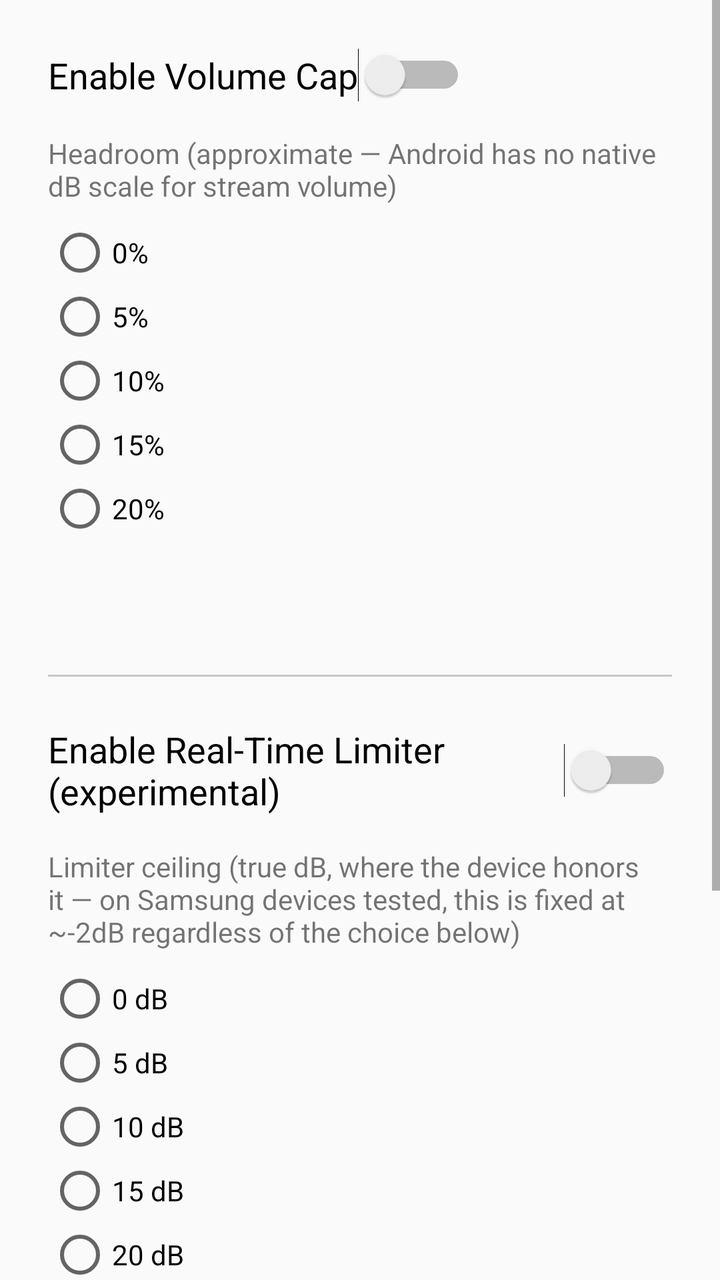
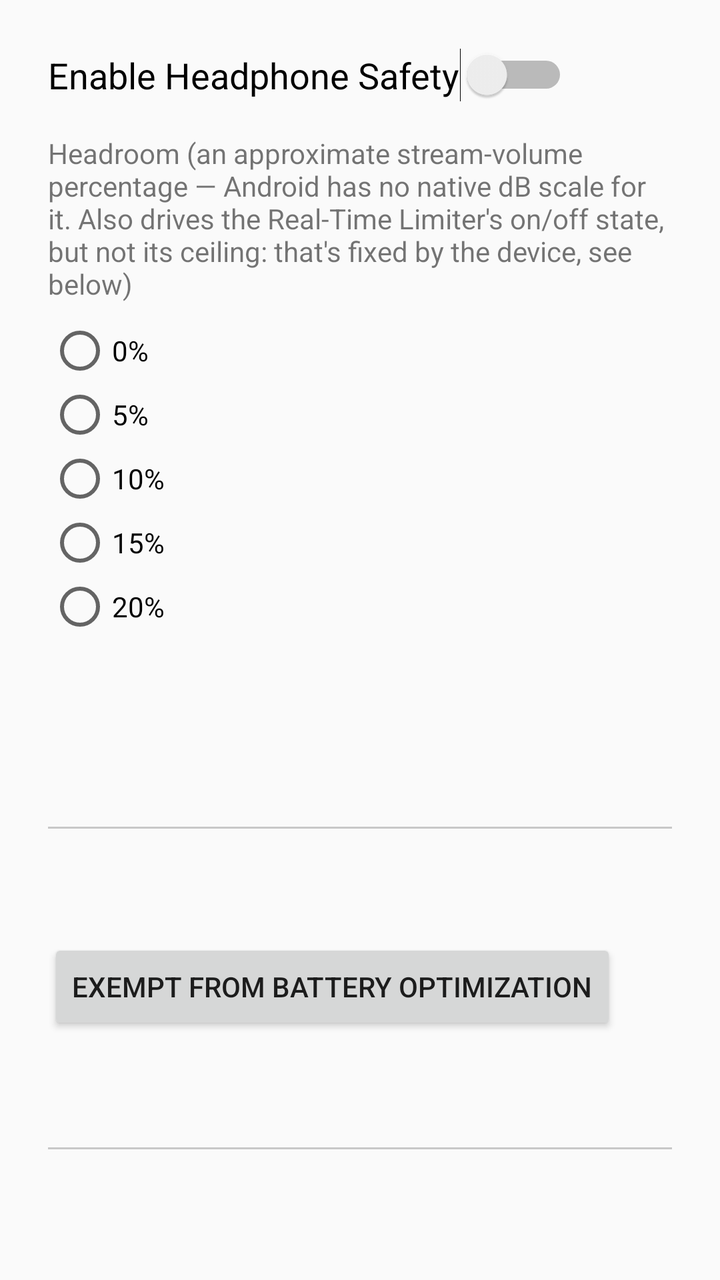

Screens rendered from an Android XML layout before and after an edit, with the pre-edit source and the edit as a unified diff.
<!-- AndroidManifest.xml: application theme android:Theme.Material.Light.NoActionBar -->
<!-- res/layout/activity_main.xml -->
<?xml version="1.0" encoding="utf-8"?>
<ScrollView xmlns:android="http://schemas.android.com/apk/res/android"
    android:layout_width="match_parent"
    android:layout_height="match_parent">

<LinearLayout
    android:layout_width="match_parent"
    android:layout_height="wrap_content"
    android:orientation="vertical"
    android:padding="24dp">

    <Switch
        android:id="@+id/enableSwitch"
        android:layout_width="wrap_content"
        android:layout_height="wrap_content"
        android:text="@string/enable_volume_cap"
        android:textSize="18sp"
        android:layout_marginBottom="16dp" />

    <TextView
        android:layout_width="wrap_content"
        android:layout_height="wrap_content"
        android:text="@string/headroom_label"
        android:textSize="14sp"
        android:layout_marginBottom="8dp" />

    <RadioGroup
        android:id="@+id/headroomGroup"
        android:layout_width="wrap_content"
        android:layout_height="wrap_content"
        android:orientation="vertical">

        <RadioButton android:id="@+id/headroom0" android:text="@string/headroom_0"
            android:layout_width="wrap_content" android:layout_height="wrap_content" />
        <RadioButton android:id="@+id/headroom5" android:text="@string/headroom_5"
            android:layout_width="wrap_content" android:layout_height="wrap_content" />
        <RadioButton android:id="@+id/headroom10" android:text="@string/headroom_10"
            android:layout_width="wrap_content" android:layout_height="wrap_content" />
        <RadioButton android:id="@+id/headroom15" android:text="@string/headroom_15"
            android:layout_width="wrap_content" android:layout_height="wrap_content" />
        <RadioButton android:id="@+id/headroom20" android:text="@string/headroom_20"
            android:layout_width="wrap_content" android:layout_height="wrap_content" />
    </RadioGroup>

    <TextView
        android:id="@+id/statusText"
        android:layout_width="wrap_content"
        android:layout_height="wrap_content"
        android:layout_marginTop="24dp"
        android:textSize="14sp" />

    <View
        android:layout_width="match_parent"
        android:layout_height="1dp"
        android:background="#33000000"
        android:layout_marginTop="24dp"
        android:layout_marginBottom="24dp" />

    <Switch
        android:id="@+id/limiterSwitch"
        android:layout_width="wrap_content"
        android:layout_height="wrap_content"
        android:text="@string/enable_limiter"
        android:textSize="18sp"
        android:layout_marginBottom="16dp" />

    <TextView
        android:layout_width="wrap_content"
        android:layout_height="wrap_content"
        android:text="@string/limiter_headroom_label"
        android:textSize="14sp"
        android:layout_marginBottom="8dp" />

    <RadioGroup
        android:id="@+id/limiterHeadroomGroup"
        android:layout_width="wrap_content"
        android:layout_height="wrap_content"
        android:orientation="vertical">

        <RadioButton android:id="@+id/limiterDb0" android:text="@string/limiter_db_0"
            android:layout_width="wrap_content" android:layout_height="wrap_content" />
        <RadioButton android:id="@+id/limiterDb5" android:text="@string/limiter_db_5"
            android:layout_width="wrap_content" android:layout_height="wrap_content" />
        <RadioButton android:id="@+id/limiterDb10" android:text="@string/limiter_db_10"
            android:layout_width="wrap_content" android:layout_height="wrap_content" />
        <RadioButton android:id="@+id/limiterDb15" android:text="@string/limiter_db_15"
            android:layout_width="wrap_content" android:layout_height="wrap_content" />
        <RadioButton android:id="@+id/limiterDb20" android:text="@string/limiter_db_20"
            android:layout_width="wrap_content" android:layout_height="wrap_content" />
    </RadioGroup>

    <TextView
        android:id="@+id/limiterStatusText"
        android:layout_width="wrap_content"
        android:layout_height="wrap_content"
        android:layout_marginTop="24dp"
        android:textSize="14sp" />

    <View
        android:layout_width="match_parent"
        android:layout_height="1dp"
        android:background="#33000000"
        android:layout_marginTop="24dp"
        android:layout_marginBottom="24dp" />

    <TextView
        android:id="@+id/batteryStatusText"
        android:layout_width="wrap_content"
        android:layout_height="wrap_content"
        android:textSize="14sp"
        android:layout_marginBottom="12dp" />

    <Button
        android:id="@+id/batterySettingsButton"
        android:layout_width="wrap_content"
        android:layout_height="wrap_content"
        android:text="@string/battery_settings_button" />

    <TextView
        android:id="@+id/oemBatteryNoteText"
        android:layout_width="match_parent"
        android:layout_height="wrap_content"
        android:layout_marginTop="16dp"
        android:autoLink="web"
        android:textSize="12sp"
        android:textColor="#88000000" />

    
    <View
        android:layout_width="match_parent"
        android:layout_height="1dp"
        android:background="#33000000"
        android:layout_marginTop="24dp"
        android:layout_marginBottom="24dp" />

    <Button
        android:id="@+id/testTonePlayButton"
        android:layout_width="wrap_content"
        android:layout_height="wrap_content"
        android:visibility="gone"
        android:text="Play test tone (debug)" />

    <Button
        android:id="@+id/eqControlButton"
        android:layout_width="wrap_content"
        android:layout_height="wrap_content"
        android:layout_marginTop="8dp"
        android:visibility="gone"
        android:text="EQ min test (debug)" />

    <Button
        android:id="@+id/harnessButton"
        android:layout_width="wrap_content"
        android:layout_height="wrap_content"
        android:layout_marginTop="8dp"
        android:visibility="gone"
        android:text="Run level-capture harness (debug)" />

    <TextView
        android:id="@+id/harnessResultText"
        android:layout_width="match_parent"
        android:layout_height="wrap_content"
        android:layout_marginTop="8dp"
        android:visibility="gone"
        android:textSize="12sp" />

</LinearLayout>
</ScrollView>
<!-- resources referenced by this layout -->
<resources>
  <string name="battery_settings_button">Exempt from battery optimization</string>
  <string name="enable_limiter">Enable Real-Time Limiter (experimental)</string>
  <string name="enable_volume_cap">Enable Volume Cap</string>
  <string name="headroom_0">0%</string>
  <string name="headroom_10">10%</string>
  <string name="headroom_15">15%</string>
  <string name="headroom_20">20%</string>
  <string name="headroom_5">5%</string>
  <string name="headroom_label">Headroom (approximate — Android has no native dB scale for stream volume)</string>
  <string name="limiter_db_0">0 dB</string>
  <string name="limiter_db_10">10 dB</string>
  <string name="limiter_db_15">15 dB</string>
  <string name="limiter_db_20">20 dB</string>
  <string name="limiter_db_5">5 dB</string>
  <string name="limiter_headroom_label">Limiter ceiling (true dB, where the device honors it — on Samsung devices tested, this is fixed at ~-2dB regardless of the choice below)</string>
</resources>

<!-- the commit's change to res/layout/activity_main.xml (unified diff, before → after) -->
@@ -13,7 +13,7 @@
         android:id="@+id/enableSwitch"
         android:layout_width="wrap_content"
         android:layout_height="wrap_content"
-        android:text="@string/enable_volume_cap"
+        android:text="@string/enable_headphone_safety"
         android:textSize="18sp"
         android:layout_marginBottom="16dp" />
 
@@ -49,51 +49,12 @@
         android:layout_marginTop="24dp"
         android:textSize="14sp" />
 
-    <View
-        android:layout_width="match_parent"
-        android:layout_height="1dp"
-        android:background="#33000000"
-        android:layout_marginTop="24dp"
-        android:layout_marginBottom="24dp" />
-
-    <Switch
-        android:id="@+id/limiterSwitch"
-        android:layout_width="wrap_content"
-        android:layout_height="wrap_content"
-        android:text="@string/enable_limiter"
-        android:textSize="18sp"
-        android:layout_marginBottom="16dp" />
-
-    <TextView
-        android:layout_width="wrap_content"
-        android:layout_height="wrap_content"
-        android:text="@string/limiter_headroom_label"
-        android:textSize="14sp"
-        android:layout_marginBottom="8dp" />
-
-    <RadioGroup
-        android:id="@+id/limiterHeadroomGroup"
-        android:layout_width="wrap_content"
-        android:layout_height="wrap_content"
-        android:orientation="vertical">
-
-        <RadioButton android:id="@+id/limiterDb0" android:text="@string/limiter_db_0"
-            android:layout_width="wrap_content" android:layout_height="wrap_content" />
-        <RadioButton android:id="@+id/limiterDb5" android:text="@string/limiter_db_5"
-            android:layout_width="wrap_content" android:layout_height="wrap_content" />
-        <RadioButton android:id="@+id/limiterDb10" android:text="@string/limiter_db_10"
-            android:layout_width="wrap_content" android:layout_height="wrap_content" />
-        <RadioButton android:id="@+id/limiterDb15" android:text="@string/limiter_db_15"
-            android:layout_width="wrap_content" android:layout_height="wrap_content" />
-        <RadioButton android:id="@+id/limiterDb20" android:text="@string/limiter_db_20"
-            android:layout_width="wrap_content" android:layout_height="wrap_content" />
-    </RadioGroup>
-
+    
     <TextView
         android:id="@+id/limiterStatusText"
         android:layout_width="wrap_content"
         android:layout_height="wrap_content"
-        android:layout_marginTop="24dp"
+        android:layout_marginTop="8dp"
         android:textSize="14sp" />
 
     <View
<!-- resource entries referenced after the edit -->
@@ -1,19 +1,12 @@
 <!-- resources referenced by this layout -->
 <resources>
   <string name="battery_settings_button">Exempt from battery optimization</string>
-  <string name="enable_limiter">Enable Real-Time Limiter (experimental)</string>
-  <string name="enable_volume_cap">Enable Volume Cap</string>
+  <string name="enable_headphone_safety">Enable Headphone Safety</string>
   <string name="headroom_0">0%</string>
   <string name="headroom_10">10%</string>
   <string name="headroom_15">15%</string>
   <string name="headroom_20">20%</string>
   <string name="headroom_5">5%</string>
-  <string name="headroom_label">Headroom (approximate — Android has no native dB scale for stream volume)</string>
-  <string name="limiter_db_0">0 dB</string>
-  <string name="limiter_db_10">10 dB</string>
-  <string name="limiter_db_15">15 dB</string>
-  <string name="limiter_db_20">20 dB</string>
-  <string name="limiter_db_5">5 dB</string>
-  <string name="limiter_headroom_label">Limiter ceiling (true dB, where the device honors it — on Samsung devices tested, this is fixed at ~-2dB regardless of the choice below)</string>
+  <string name="headroom_label">Headroom (an approximate stream-volume percentage — Android has no native dB scale for it. Also drives the Real-Time Limiter\'s on/off state, but not its ceiling: that\'s fixed by the device, see below)</string>
 </resources>
 
